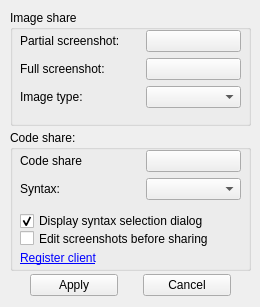
The window that client/config.ui (bakwc/Pastexen) describes before a commit, drawn with Qt 5.
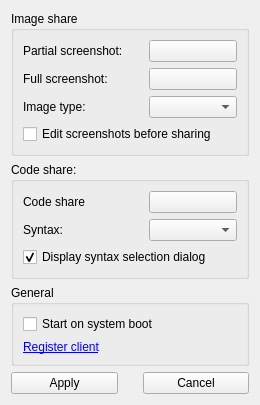
The same window after the commit. Icons and pictures are not drawn.

Commit message: Added autorun support

Patch:
```diff
--- a/client/config.ui
+++ b/client/config.ui
@@ -7,7 +7,7 @@
     <x>0</x>
     <y>0</y>
     <width>260</width>
-    <height>307</height>
+    <height>373</height>
    </rect>
   </property>
   <property name="sizePolicy">
@@ -29,63 +29,143 @@
    <iconset resource="resources.qrc">
     <normaloff>:/icons/icon.png</normaloff>:/icons/icon.png</iconset>
   </property>
-  <widget class="QWidget" name="horizontalLayoutWidget">
-   <property name="geometry">
-    <rect>
-     <x>30</x>
-     <y>270</y>
-     <width>201</width>
-     <height>31</height>
-    </rect>
-   </property>
-   <layout class="QHBoxLayout" name="horizontalLayout">
-    <property name="spacing">
-     <number>25</number>
-    </property>
-    <item>
-     <widget class="QPushButton" name="applyButton">
+  <layout class="QVBoxLayout" name="verticalLayout" stretch="2,1,0,0">
+   <item>
+    <widget class="QGroupBox" name="groupBox_2">
+     <property name="title">
+      <string>Image share</string>
+     </property>
+     <property name="flat">
+      <bool>false</bool>
+     </property>
+     <layout class="QFormLayout" name="formLayout_2">
+      <item row="0" column="0">
+       <widget class="QLabel" name="label">
+        <property name="sizePolicy">
+         <sizepolicy hsizetype="Minimum" vsizetype="Preferred">
+          <horstretch>0</horstretch>
+          <verstretch>0</verstretch>
+         </sizepolicy>
+        </property>
+        <property name="minimumSize">
+         <size>
+          <width>120</width>
+          <height>0</height>
+         </size>
+        </property>
+        <property name="layoutDirection">
+         <enum>Qt::LeftToRight</enum>
+        </property>
       <property name="text">
-       <string>Apply</string>
+         <string>Partial screenshot:</string>
       </property>
      </widget>
     </item>
-    <item>
-     <widget class="QPushButton" name="cancelButton">
+      <item row="0" column="1">
+       <widget class="QPushButton" name="parthotkey">
+        <property name="sizePolicy">
+         <sizepolicy hsizetype="Minimum" vsizetype="Minimum">
+          <horstretch>0</horstretch>
+          <verstretch>0</verstretch>
+         </sizepolicy>
+        </property>
       <property name="text">
-       <string>Cancel</string>
+         <string/>
+        </property>
+       </widget>
+      </item>
+      <item row="1" column="0">
+       <widget class="QLabel" name="label_2">
+        <property name="sizePolicy">
+         <sizepolicy hsizetype="Minimum" vsizetype="Preferred">
+          <horstretch>0</horstretch>
+          <verstretch>0</verstretch>
+         </sizepolicy>
+        </property>
+        <property name="minimumSize">
+         <size>
+          <width>120</width>
+          <height>0</height>
+         </size>
+        </property>
+        <property name="layoutDirection">
+         <enum>Qt::LeftToRight</enum>
+        </property>
+        <property name="text">
+         <string>Full screenshot:</string>
+        </property>
+       </widget>
+      </item>
+      <item row="1" column="1">
+       <widget class="QPushButton" name="fullhotkey">
+        <property name="sizePolicy">
+         <sizepolicy hsizetype="Minimum" vsizetype="Minimum">
+          <horstretch>0</horstretch>
+          <verstretch>0</verstretch>
+         </sizepolicy>
+        </property>
+        <property name="text">
+         <string/>
+        </property>
+       </widget>
+      </item>
+      <item row="2" column="0">
+       <widget class="QLabel" name="labelLogin">
+        <property name="sizePolicy">
+         <sizepolicy hsizetype="Minimum" vsizetype="Preferred">
+          <horstretch>0</horstretch>
+          <verstretch>0</verstretch>
+         </sizepolicy>
+        </property>
+        <property name="minimumSize">
+         <size>
+          <width>120</width>
+          <height>0</height>
+         </size>
+        </property>
+        <property name="layoutDirection">
+         <enum>Qt::LeftToRight</enum>
+        </property>
+        <property name="text">
+         <string>Image type:</string>
+        </property>
+        <property name="alignment">
+         <set>Qt::AlignLeading|Qt::AlignLeft|Qt::AlignVCenter</set>
+        </property>
+       </widget>
+      </item>
+      <item row="2" column="1">
+       <widget class="QComboBox" name="comboImageType">
+        <property name="sizePolicy">
+         <sizepolicy hsizetype="Preferred" vsizetype="Minimum">
+          <horstretch>0</horstretch>
+          <verstretch>0</verstretch>
+         </sizepolicy>
+        </property>
+        <property name="currentIndex">
+         <number>-1</number>
+        </property>
+       </widget>
+      </item>
+      <item row="3" column="0" colspan="2">
+       <widget class="QCheckBox" name="checkBoxEditScreenshots">
+        <property name="text">
+         <string>Edit screenshots before sharing</string>
       </property>
      </widget>
     </item>
    </layout>
   </widget>
+   </item>
+   <item>
   <widget class="QGroupBox" name="groupBox">
-   <property name="geometry">
-    <rect>
-     <x>10</x>
-     <y>130</y>
-     <width>241</width>
-     <height>141</height>
-    </rect>
-   </property>
    <property name="title">
     <string>Code share:</string>
    </property>
    <property name="checkable">
     <bool>false</bool>
    </property>
-   <widget class="QWidget" name="formLayoutWidget">
-    <property name="geometry">
-     <rect>
-      <x>10</x>
-      <y>20</y>
-      <width>221</width>
-      <height>61</height>
-     </rect>
-    </property>
     <layout class="QFormLayout" name="formLayout">
-     <property name="fieldGrowthPolicy">
-      <enum>QFormLayout::AllNonFixedFieldsGrow</enum>
-     </property>
      <item row="0" column="0">
       <widget class="QLabel" name="label_3">
        <property name="sizePolicy">
@@ -168,17 +248,8 @@
        </property>
       </widget>
      </item>
-    </layout>
-   </widget>
+      <item row="2" column="0" colspan="2">
    <widget class="QCheckBox" name="checkBoxLangDialogShow">
-    <property name="geometry">
-     <rect>
-      <x>10</x>
-      <y>77</y>
-      <width>250</width>
-      <height>28</height>
-     </rect>
-    </property>
     <property name="contextMenuPolicy">
      <enum>Qt::DefaultContextMenu</enum>
     </property>
@@ -189,15 +260,25 @@
      <bool>true</bool>
     </property>
    </widget>
+      </item>
+     </layout>
+    </widget>
+   </item>
+   <item>
+    <widget class="QGroupBox" name="groupBox_3">
+     <property name="title">
+      <string>General</string>
+     </property>
+     <layout class="QFormLayout" name="formLayout_3">
+      <item row="0" column="0">
+       <widget class="QCheckBox" name="checkBoxAutorun">
+        <property name="text">
+         <string>Start on system boot</string>
+        </property>
+       </widget>
+      </item>
+      <item row="1" column="0">
    <widget class="QLabel" name="regLabel">
-    <property name="geometry">
-     <rect>
-      <x>10</x>
-      <y>120</y>
-      <width>221</width>
-      <height>16</height>
-     </rect>
-    </property>
     <property name="text">
      <string notr="true">&lt;a href=&quot;http://pastexen.com/&quot;&gt;Register client&lt;/a&gt;</string>
     </property>
@@ -208,156 +289,32 @@
      <set>Qt::LinksAccessibleByKeyboard|Qt::LinksAccessibleByMouse</set>
     </property>
    </widget>
-   <widget class="QCheckBox" name="checkBoxEditScreenshots">
-    <property name="geometry">
-     <rect>
-      <x>10</x>
-      <y>100</y>
-      <width>201</width>
-      <height>17</height>
-     </rect>
-    </property>
-    <property name="text">
-     <string>Edit screenshots before sharing</string>
-    </property>
-   </widget>
-  </widget>
-  <widget class="QGroupBox" name="groupBox_2">
-   <property name="geometry">
-    <rect>
-     <x>10</x>
-     <y>10</y>
-     <width>241</width>
-     <height>116</height>
-    </rect>
-   </property>
-   <property name="title">
-    <string>Image share</string>
-   </property>
-   <property name="flat">
-    <bool>false</bool>
-   </property>
-   <widget class="QWidget" name="formLayoutWidget_2">
-    <property name="geometry">
-     <rect>
-      <x>10</x>
-      <y>20</y>
-      <width>221</width>
-      <height>91</height>
-     </rect>
-    </property>
-    <layout class="QFormLayout" name="formLayout_2">
-     <item row="0" column="0">
-      <widget class="QLabel" name="label">
-       <property name="sizePolicy">
-        <sizepolicy hsizetype="Minimum" vsizetype="Preferred">
-         <horstretch>0</horstretch>
-         <verstretch>0</verstretch>
-        </sizepolicy>
-       </property>
-       <property name="minimumSize">
-        <size>
-         <width>120</width>
-         <height>0</height>
-        </size>
-       </property>
-       <property name="layoutDirection">
-        <enum>Qt::LeftToRight</enum>
-       </property>
-       <property name="text">
-        <string>Partial screenshot:</string>
-       </property>
-      </widget>
-     </item>
-     <item row="0" column="1">
-      <widget class="QPushButton" name="parthotkey">
-       <property name="sizePolicy">
-        <sizepolicy hsizetype="Minimum" vsizetype="Minimum">
-         <horstretch>0</horstretch>
-         <verstretch>0</verstretch>
-        </sizepolicy>
-       </property>
-       <property name="text">
-        <string/>
-       </property>
-      </widget>
-     </item>
-     <item row="2" column="0">
-      <widget class="QLabel" name="labelLogin">
-       <property name="sizePolicy">
-        <sizepolicy hsizetype="Minimum" vsizetype="Preferred">
-         <horstretch>0</horstretch>
-         <verstretch>0</verstretch>
-        </sizepolicy>
-       </property>
-       <property name="minimumSize">
-        <size>
-         <width>120</width>
-         <height>0</height>
-        </size>
-       </property>
-       <property name="layoutDirection">
-        <enum>Qt::LeftToRight</enum>
-       </property>
+      </item>
+     </layout>
+    </widget>
+   </item>
+   <item>
+    <layout class="QHBoxLayout" name="horizontalLayout">
+     <property name="spacing">
+      <number>25</number>
+     </property>
+     <item>
+      <widget class="QPushButton" name="applyButton">
        <property name="text">
-        <string>Image type:</string>
+        <string>Apply</string>
        </property>
-       <property name="alignment">
-        <set>Qt::AlignLeading|Qt::AlignLeft|Qt::AlignVCenter</set>
-       </property>
       </widget>
      </item>
-     <item row="2" column="1">
-      <widget class="QComboBox" name="comboImageType">
-       <property name="sizePolicy">
-        <sizepolicy hsizetype="Preferred" vsizetype="Minimum">
-         <horstretch>0</horstretch>
-         <verstretch>0</verstretch>
-        </sizepolicy>
-       </property>
-       <property name="currentIndex">
-        <number>-1</number>
-       </property>
-      </widget>
-     </item>
-     <item row="1" column="0">
-      <widget class="QLabel" name="label_2">
-       <property name="sizePolicy">
-        <sizepolicy hsizetype="Minimum" vsizetype="Preferred">
-         <horstretch>0</horstretch>
-         <verstretch>0</verstretch>
-        </sizepolicy>
-       </property>
-       <property name="minimumSize">
-        <size>
-         <width>120</width>
-         <height>0</height>
-        </size>
-       </property>
-       <property name="layoutDirection">
-        <enum>Qt::LeftToRight</enum>
-       </property>
+     <item>
+      <widget class="QPushButton" name="cancelButton">
        <property name="text">
-        <string>Full screenshot:</string>
+        <string>Cancel</string>
        </property>
       </widget>
      </item>
-     <item row="1" column="1">
-      <widget class="QPushButton" name="fullhotkey">
-       <property name="sizePolicy">
-        <sizepolicy hsizetype="Minimum" vsizetype="Minimum">
-         <horstretch>0</horstretch>
-         <verstretch>0</verstretch>
-        </sizepolicy>
-       </property>
-       <property name="text">
-        <string/>
-       </property>
-      </widget>
-     </item>
-    </layout>
-   </widget>
-  </widget>
+    </layout>
+   </item>
+  </layout>
  </widget>
  <resources>
   <include location="resources.qrc"/>
```
Lines whose indentation alone changed are shown as unchanged. The commit also changes 7 other files.
